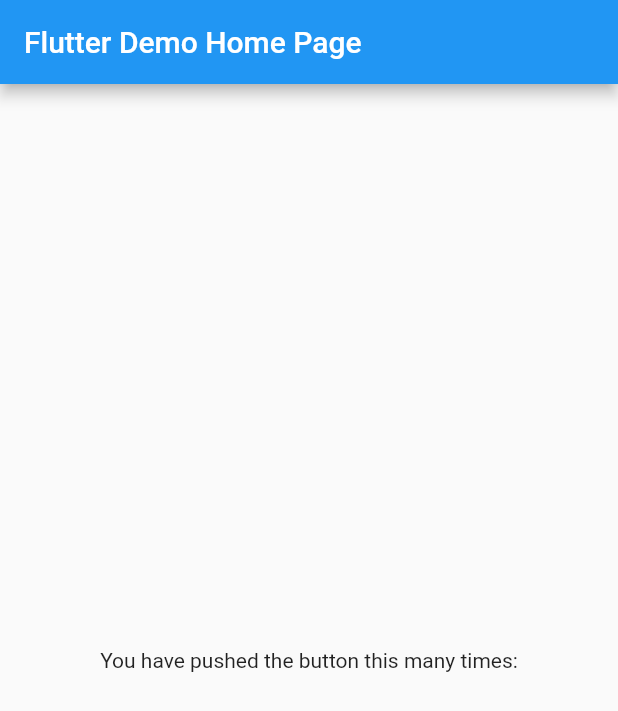
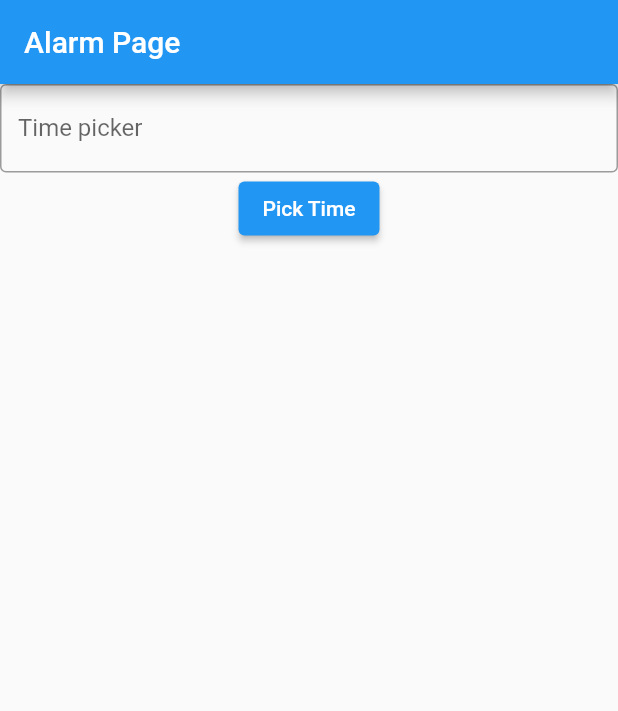
Before and after one commit to GraceYongXM/ALARM-ing, a Flutter app: the screen it shows after launch, on a phone screen of 412 x 824 dp. Shown: the top 711 px of the screen. Run offline on Flutter 3.47's test engine with Material 2 defaults, Android fonts, the phone set to English and light mode, and no system bars; statements that could not run were skipped.

Commit message:
create alarm timepicker

```diff
--- a/lib/main.dart
+++ b/lib/main.dart
@@ -1,3 +1,4 @@
+import 'package:alarming/pages/alarm_page.dart';
 import 'package:flutter/material.dart';
 
 void main() {
@@ -15,37 +16,7 @@ class MyApp extends StatelessWidget {
       theme: ThemeData(
         primarySwatch: Colors.blue,
       ),
-      home: const MyHomePage(title: 'Flutter Demo Home Page'),
+      home: const AlarmPage(),
     );
   }
 }
-
-class MyHomePage extends StatefulWidget {
-  const MyHomePage({super.key, required this.title});
-
-  final String title;
-
-  @override
-  State<MyHomePage> createState() => _MyHomePageState();
-}
-
-class _MyHomePageState extends State<MyHomePage> {
-  @override
-  Widget build(BuildContext context) {
-    return Scaffold(
-      appBar: AppBar(
-        title: Text(widget.title),
-      ),
-      body: Center(
-        child: Column(
-          mainAxisAlignment: MainAxisAlignment.center,
-          children: const <Widget>[
-            Text(
-              'You have pushed the button this many times:',
-            ),
-          ],
-        ),
-      ),
-    );
-  }
-}
--- /dev/null
+++ b/lib/pages/alarm_page.dart
@@ -0,0 +1,63 @@
+import 'dart:async';
+import 'dart:developer';
+
+import 'package:flutter/material.dart';
+
+class AlarmPage extends StatefulWidget {
+  const AlarmPage({super.key});
+
+  @override
+  State<AlarmPage> createState() => _AlarmPageState();
+}
+
+class _AlarmPageState extends State<AlarmPage> {
+  // record wake up time
+  final timePickerController = TextEditingController();
+  TimeOfDay wakeUpTime = TimeOfDay.now();
+
+  Future displayTimePicker(BuildContext context) async {
+    var time = await showTimePicker(context: context, initialTime: wakeUpTime);
+
+    if (time != null) {
+      setState(() {
+        timePickerController.text = "${time.hour}:${time.minute}";
+        wakeUpTime = time;
+      });
+    }
+
+    createTimer(wakeUpTime);
+  }
+
+  // create timer
+
+  final duration = Duration(hours: hours, );
+  final timer = Timer(duration, alarm);
+  const Duration
+
+  void createTimer(TimeOfDay wakeUpTime) {
+    int hours = wakeUpTime.hour + 24 - TimeOfDay.now().hour;
+  }
+
+  @override
+  Widget build(BuildContext context) {
+    return Scaffold(
+      appBar: AppBar(
+        title: const Text("Alarm Page"),
+      ),
+      body: Center(
+        child: Column(
+          children: [
+            TextFormField(
+              controller: timePickerController,
+              decoration: const InputDecoration(
+                  labelText: 'Time picker', border: OutlineInputBorder()),
+            ),
+            ElevatedButton(
+                onPressed: () => displayTimePicker(context),
+                child: const Text("Pick Time"))
+          ],
+        ),
+      ),
+    );
+  }
+}
--- a/pubspec.yaml
+++ b/pubspec.yaml
@@ -34,6 +34,7 @@ dependencies:
   # The following adds the Cupertino Icons font to your application.
   # Use with the CupertinoIcons class for iOS style icons.
   cupertino_icons: ^1.0.2
+  assets_audio_player: ^3.0.6
 
 dev_dependencies:
   flutter_test:
```
Also changed, not shown: pubspec.lock, 2 other files.
